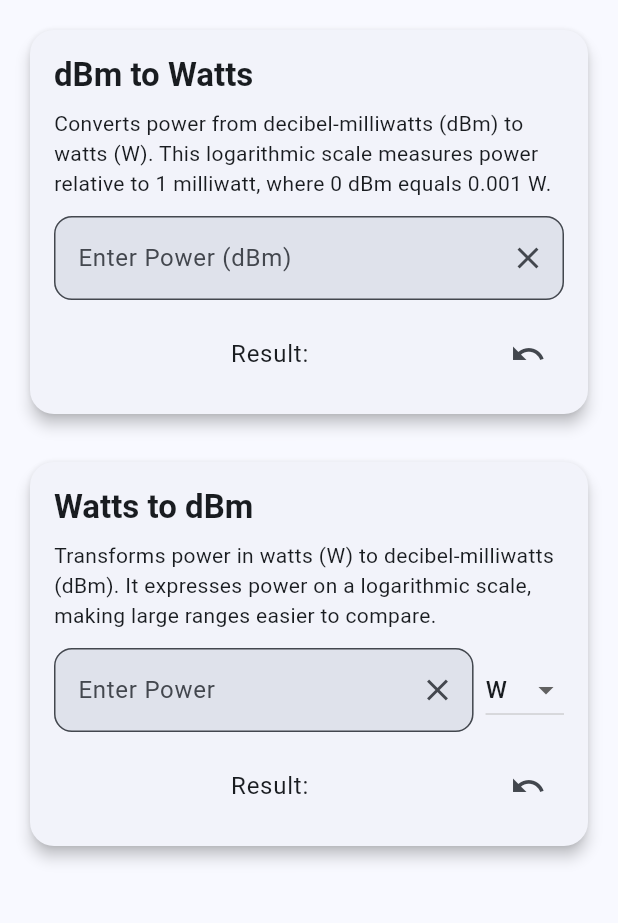
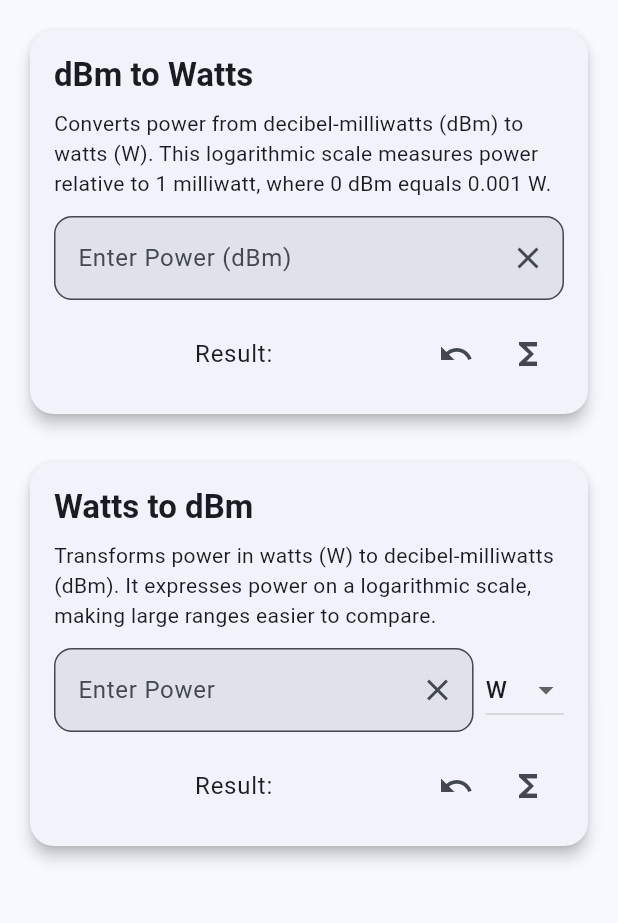
Before and after one commit to Raj121raj/mastermind_srm, a Flutter app: the DbmWattsScreen screen opened directly, on a phone screen of 412 x 824 dp, the part 84-1007 px from its top. Run offline on Flutter 3.47's test engine with Material 3 defaults, Android fonts, the light colour scheme and no system bars; our stand-ins replace fl_chart, shared_preferences; accounts and stored records are empty.

Commit message:
rf: Add button to display formula
Change-Id: Ief0f5990f7cdcc62b4207df399d69760e7f8f5b1

```diff
--- a/lib/screens/dbm_watts_screen.dart
+++ b/lib/screens/dbm_watts_screen.dart
@@ -19,12 +19,14 @@ class _DbmWattsScreenState extends State<DbmWattsScreen> with SingleTickerProvid
   List<FlSpot> _dbmWattsSpots = [];
   static const double _maxDbmGraph = 100.0;
   static const double _maxWattsGraph = 10000.0;
-  String _dbmUnit = 'dBm'; // Fixed unit
-  String _wattsUnit = 'W'; // Default unit
+  String _dbmUnit = 'dBm';
+  String _wattsUnit = 'W';
   String? _prevDbmValue;
   String? _prevWattsValue;
   late AnimationController _animationController;
   late Animation<double> _fadeAnimation;
+  bool _showDbmFormula = false;
+  bool _showWattsFormula = false;
 
   @override
   void initState() {
@@ -269,8 +271,24 @@ class _DbmWattsScreenState extends State<DbmWattsScreen> with SingleTickerProvid
                           onPressed: _undoDbm,
                           tooltip: 'Undo',
                         ),
+                        IconButton(
+                          icon: Icon(_showDbmFormula ? Icons.close : Icons.functions),
+                          onPressed: () {
+                            setState(() {
+                              _showDbmFormula = !_showDbmFormula;
+                            });
+                          },
+                          tooltip: 'Show Formula',
+                        ),
                       ],
                     ),
+                    if (_showDbmFormula) ...[
+                      const SizedBox(height: 8),
+                      Text(
+                        'Formula: P(W) = 10^((P(dBm) - 30) / 10)',
+                        style: Theme.of(context).textTheme.bodySmall?.copyWith(fontStyle: FontStyle.italic),
+                      ),
+                    ],
                   ],
                 ),
               ),
@@ -364,8 +382,24 @@ class _DbmWattsScreenState extends State<DbmWattsScreen> with SingleTickerProvid
                           onPressed: _undoWatts,
                           tooltip: 'Undo',
                         ),
+                        IconButton(
+                          icon: Icon(_showWattsFormula ? Icons.close : Icons.functions),
+                          onPressed: () {
+                            setState(() {
+                              _showWattsFormula = !_showWattsFormula;
+                            });
+                          },
+                          tooltip: 'Show Formula',
+                        ),
                       ],
                     ),
+                    if (_showWattsFormula) ...[
+                      const SizedBox(height: 8),
+                      Text(
+                        'Formula: P(dBm) = 10 * log10(P(W) * 1000)',
+                        style: Theme.of(context).textTheme.bodySmall?.copyWith(fontStyle: FontStyle.italic),
+                      ),
+                    ],
                   ],
                 ),
               ),
```
Also changed, not shown: lib/screens/freq_wavelength_screen.dart (+34 -0 lines), lib/screens/rect_polar_screen.dart (+38 -4 lines).
